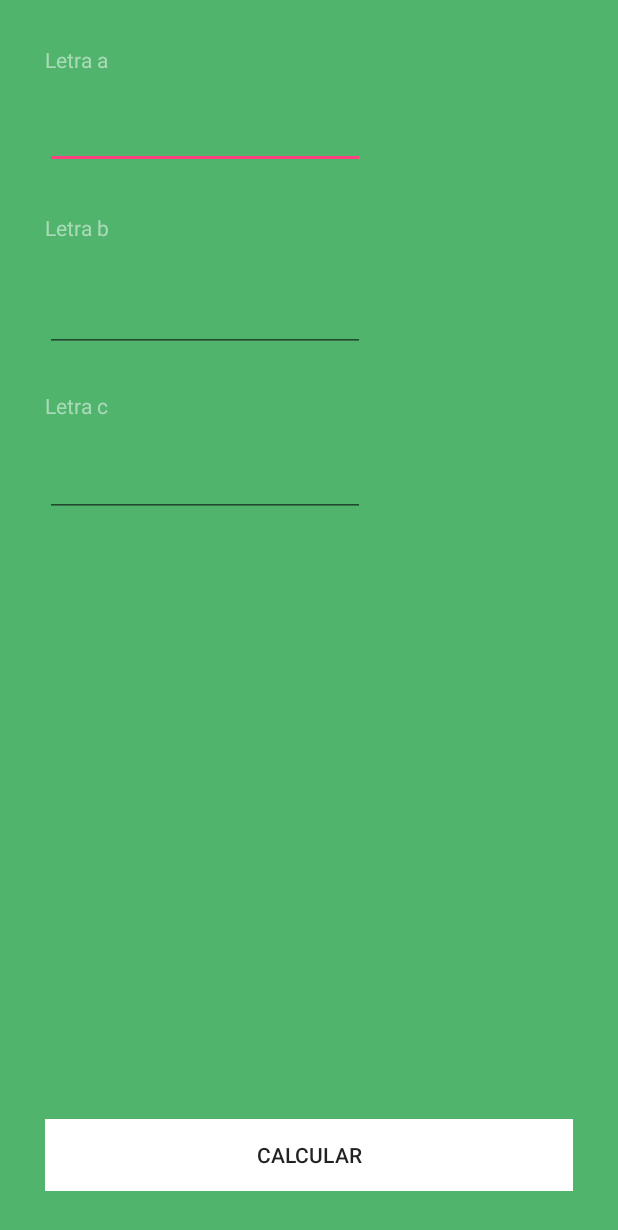
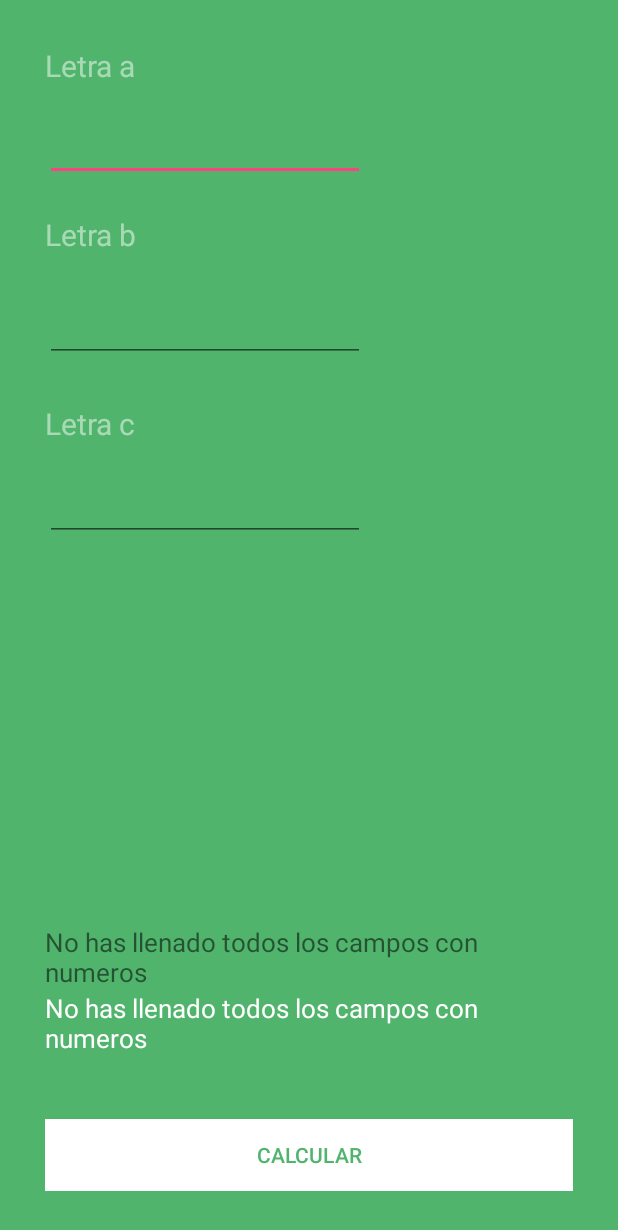
Before and after one commit to dvago88/ForumulaCuadratica, an Android app: the screen it shows after launch (CuadracticFormulaActivity), on a phone screen of 412 x 824 dp. Shown: the top 1230 px of the screen. Run offline under Robolectric (Android 15) with nearby library versions, the phone set to English and light mode, and no system bars.

Commit message:
Mejoras a la funcionalidad y manejo de excepciones

```diff
--- a/app/src/main/java/danielvargascom/formulacuadratica/CuadracticFormulaActivity.java
+++ b/app/src/main/java/danielvargascom/formulacuadratica/CuadracticFormulaActivity.java
@@ -1,52 +1,69 @@
 package danielvargascom.formulacuadratica;
 
-import android.os.StrictMode;
 import android.support.v7.app.AppCompatActivity;
 import android.os.Bundle;
 import android.view.View;
 import android.widget.Button;
 import android.widget.EditText;
 import android.widget.TextView;
+import android.widget.Toast;
 
 public class CuadracticFormulaActivity extends AppCompatActivity {
 
     private EditText letraA;
     private EditText letraB;
     private EditText letraC;
-    private TextView a;
-    private TextView b;
-    private TextView c;
     private TextView resultado;
     private TextView resultado2;
-    private Button calcularButton;
+
 
     @Override
     protected void onCreate(Bundle savedInstanceState) {
         super.onCreate(savedInstanceState);
         setContentView(R.layout.activity_cuadractic_formula);
 
-        calcularButton = (Button) findViewById(R.id.calcularButton);
-        a=(TextView) findViewById(R.id.a);
-        b=(TextView) findViewById(R.id.b);
-        c=(TextView) findViewById(R.id.c);
-        resultado=(TextView) findViewById(R.id.resultado);
-        resultado2=(TextView) findViewById(R.id.resultado2);
-        letraA=(EditText)findViewById(R.id.letraA);
-        letraB=(EditText)findViewById(R.id.letraB);
-        letraC=(EditText)findViewById(R.id.letraC);
+        Button calcularButton = (Button) findViewById(R.id.calcularButton);
+        resultado = (TextView) findViewById(R.id.resultado);
+        resultado2 = (TextView) findViewById(R.id.resultado2);
+        letraA = (EditText) findViewById(R.id.letraA);
+        letraB = (EditText) findViewById(R.id.letraB);
+        letraC = (EditText) findViewById(R.id.letraC);
 
-        View.OnClickListener listener =new View.OnClickListener() {
+        View.OnClickListener listener = new View.OnClickListener() {
             @Override
             public void onClick(View v) {
-                float aNumero= Float.parseFloat(String.valueOf(letraA.getText()));
-                float bNumero= Float.parseFloat(String.valueOf(letraB.getText()));
-                float cNumero= Float.parseFloat(String.valueOf(letraC.getText()));
+                try {
+                    float a = Float.parseFloat(String.valueOf(letraA.getText()));
+                    float b = Float.parseFloat(String.valueOf(letraB.getText()));
+                    float c = Float.parseFloat(String.valueOf(letraC.getText()));
+                    boolean esImaginario = b * b - 4 * a * c < 0;
+                    if (a == 0) {
+                        DialogoAlerta dialog = new DialogoAlerta();
+                        dialog.show(getFragmentManager(), "error_dialog");
+                        if (b == 0) {
+                            Toast.makeText(CuadracticFormulaActivity.this, "Y si la berraca b es cero menos que se va a poder!!", Toast.LENGTH_SHORT).show();
+                        } else {
+                            float veaPues = -c / b;
+                            resultado.setText(String.format("%s", veaPues));
+                            resultado2.setText(R.string.soloHayUnaRespuesta);
+                            Toast.makeText(CuadracticFormulaActivity.this, "Igual lo resolví... -.-", Toast.LENGTH_SHORT).show();
+                        }
+                    } else {
+                        if (esImaginario) {
+                            resultado.setText(R.string.ResultadoImaginario);
+                            resultado2.setText(R.string.ResultadoImaginario);
+                        } else {
+                            double result = (-b + Math.sqrt(b * b - 4 * a * c)) / (2 * a);
+                            double result2 = (-b - Math.sqrt(b * b - 4 * a * c)) / (2 * a);
 
-                double result=(-bNumero+Math.sqrt(bNumero*bNumero-4*aNumero*cNumero))/(2*aNumero);
-                double result2=(-bNumero-Math.sqrt(bNumero*bNumero-4*aNumero*cNumero))/(2*aNumero);
-
-                resultado.setText(String.valueOf(result));
-                resultado2.setText(String.valueOf(result2));
+                            resultado.setText(String.valueOf(result));
+                            resultado2.setText(String.valueOf(result2));
+                        }
+                    }
+                } catch (NumberFormatException nf) {
+                    resultado.setText(R.string.camposIncompletos);
+                    resultado2.setText(R.string.camposIncompletos);
+                }
             }
         };
         calcularButton.setOnClickListener(listener);
--- a/app/src/main/res/layout/activity_cuadractic_formula.xml
+++ b/app/src/main/res/layout/activity_cuadractic_formula.xml
@@ -13,28 +13,31 @@
         android:id="@+id/a"
         android:layout_width="wrap_content"
         android:layout_height="wrap_content"
-        android:text="Letra a"
+        android:layout_alignParentStart="true"
+        android:layout_alignParentTop="true"
+        android:text="@string/letra_a"
         android:textColor="#80ffffff"
-        android:layout_alignParentTop="true"
-        android:layout_alignParentStart="true"/>
+        android:textSize="20sp"/>
 
     <TextView
         android:id="@+id/b"
         android:layout_width="wrap_content"
         android:layout_height="wrap_content"
-        android:layout_marginTop="29dp"
-        android:text="Letra b"
+        android:layout_marginTop="22dp"
+        android:text="@string/letra_b"
         android:textColor="#80ffffff"
+        android:textSize="20sp"
         android:layout_below="@+id/letraA"
-        android:layout_alignStart="@+id/letraC"/>
+        android:layout_alignParentStart="true"/>
 
     <TextView
         android:id="@+id/c"
         android:layout_width="wrap_content"
         android:layout_height="wrap_content"
-        android:layout_marginTop="26dp"
-        android:text="Letra c"
+        android:layout_marginTop="27dp"
+        android:text="@string/letra_c"
         android:textColor="#80ffffff"
+        android:textSize="20sp"
         android:layout_below="@+id/letraB"
         android:layout_alignParentStart="true"/>
 
@@ -42,11 +45,12 @@
         android:id="@+id/resultado"
         android:layout_width="wrap_content"
         android:layout_height="wrap_content"
+        android:layout_marginBottom="42dp"
+        android:text="@string/camposIncompletos"
+        android:textColor="@android:color/white"
+        android:textSize="17sp"
         android:layout_above="@+id/calcularButton"
-        android:layout_alignParentStart="true"
-        android:layout_marginBottom="41dp"
-        android:layout_marginStart="32dp"
-        android:textColor="@android:color/white"/>
+        android:layout_alignParentStart="true"/>
 
     <Button
         android:id="@+id/calcularButton"
@@ -55,7 +59,8 @@
         android:layout_alignParentBottom="true"
         android:layout_centerHorizontal="true"
         android:background="@android:color/white"
-        android:text="Calcular"/>
+        android:text="@string/botonCalcular"
+        android:textColor="#51b46d"/>
 
     <EditText
         android:id="@+id/letraA"
@@ -63,7 +68,7 @@
         android:layout_height="wrap_content"
         android:layout_marginTop="18dp"
         android:ems="10"
-        android:inputType="numberDecimal"
+        android:inputType="text"
         android:layout_below="@+id/a"
         android:layout_alignParentStart="true"/>
 
@@ -71,9 +76,9 @@
         android:id="@+id/letraB"
         android:layout_width="wrap_content"
         android:layout_height="wrap_content"
-        android:layout_marginTop="28dp"
+        android:layout_marginTop="26dp"
         android:ems="10"
-        android:inputType="numberDecimal"
+        android:inputType="text"
         android:layout_below="@+id/b"
         android:layout_alignParentStart="true"/>
 
@@ -81,19 +86,18 @@
         android:id="@+id/letraC"
         android:layout_width="wrap_content"
         android:layout_height="wrap_content"
+        android:layout_below="@+id/c"
         android:layout_marginTop="19dp"
         android:ems="10"
-        android:inputType="numberDecimal"
-        android:layout_below="@+id/c"
-        android:layout_alignEnd="@+id/letraB"/>
+        android:inputType="text"/>
 
     <TextView
         android:id="@+id/resultado2"
         android:layout_width="wrap_content"
         android:layout_height="wrap_content"
+        android:text="@string/camposIncompletos"
+        android:textSize="17sp"
         android:layout_above="@+id/resultado"
-        android:layout_alignEnd="@+id/resultado"
-        android:layout_marginBottom="12dp"
-        />
+        android:layout_alignParentStart="true"/>
 
 </RelativeLayout>
--- a/app/src/main/res/values/strings.xml
+++ b/app/src/main/res/values/strings.xml
@@ -1,3 +1,10 @@
 <resources>
     <string name="app_name">Formula Cuadratica</string>
+    <string name="ResultadoImaginario">Resultado no es un número real</string>
+    <string name="letra_a">Letra a</string>
+    <string name="letra_b">Letra b</string>
+    <string name="letra_c">Letra c</string>
+    <string name="botonCalcular">Calcular</string>
+    <string name="camposIncompletos">No has llenado todos los campos con numeros</string>
+    <string name="soloHayUnaRespuesta">Solo hay 1 respuesta</string>
 </resources>
```
Also changed, not shown: app/src/main/java/danielvargascom/formulacuadratica/DialogoAlerta.java (added, +24 -0 lines), app/src/main/res/mipmap-hdpi/ic_launcher.png, app/src/main/res/mipmap-mdpi/ic_launcher.png, app/src/main/res/mipmap-xhdpi/ic_launcher.png, app/src/main/res/mipmap-xxhdpi/ic_launcher.png, app/src/main/res/mipmap-xxxhdpi/ic_launcher.png.
